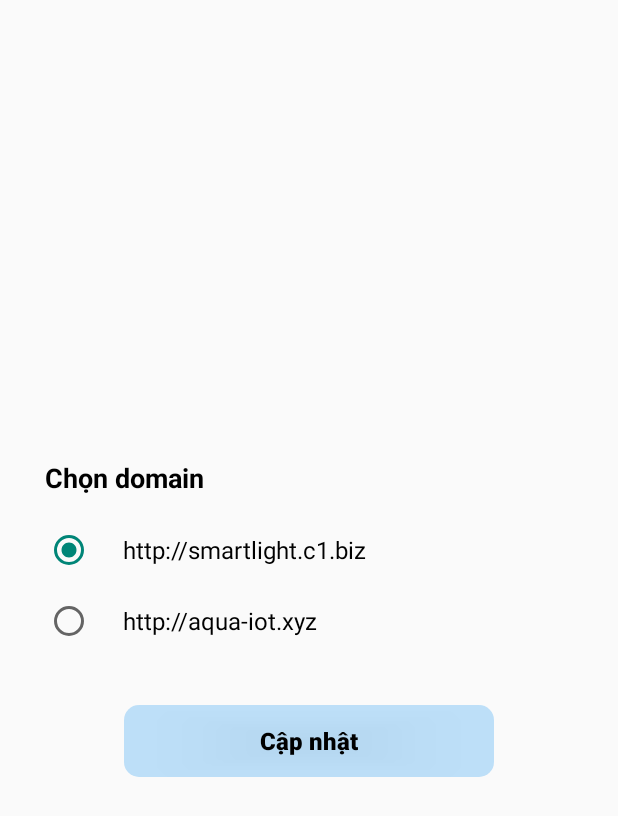
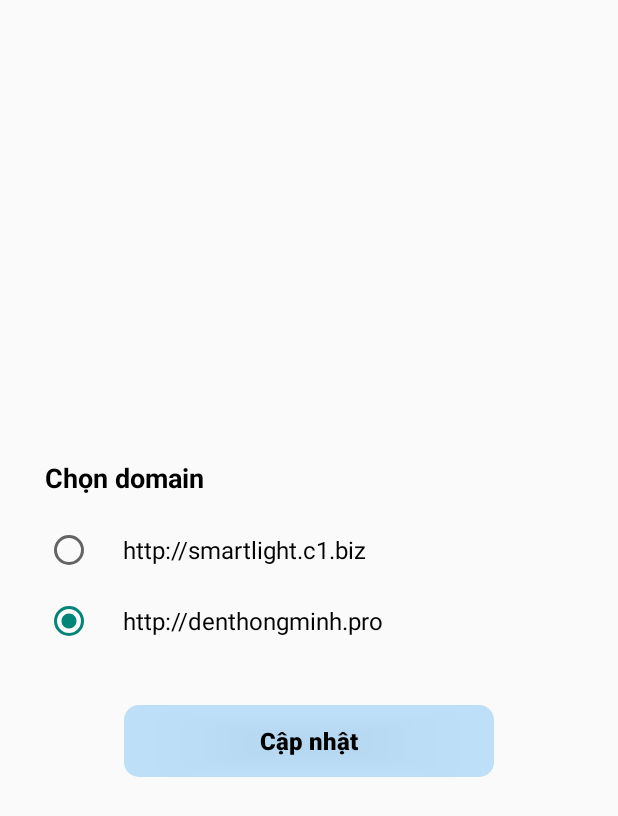
Before and after one commit to lvminh97/SmartLight, an Android app: the SetDomainActivity screen opened directly, with no data from a screen before it, on a phone screen of 412 x 824 dp. Shown: the top 816 px of the screen. Run offline under Robolectric (Android 15) with nearby library versions, the phone set to English and light mode, and no system bars; network calls fail.

Commit message:
Change the default domain to 'http://denthongminh.pro'
Signed-off-by: lvminh97 <lvminh97@gmail.com>

```diff
--- a/app/build.gradle
+++ b/app/build.gradle
@@ -9,7 +9,7 @@ android {
         applicationId "com.example.smartlight"
         minSdk 26
         targetSdk 33
-        versionCode 1
+        versionCode 3
         versionName "1.0.8"
 
         testInstrumentationRunner "androidx.test.runner.AndroidJUnitRunner"
@@ -42,7 +42,6 @@ dependencies {
     implementation 'androidx.lifecycle:lifecycle-viewmodel-ktx:2.5.1'
     implementation 'com.github.PhilJay:MPAndroidChart:v3.1.0'
     implementation 'com.android.volley:volley:1.2.1'
-    implementation 'com.android.support:percent:28.0.0'
     testImplementation 'junit:junit:4.13.2'
     androidTestImplementation 'androidx.test.ext:junit:1.1.4'
     androidTestImplementation 'androidx.test.espresso:espresso-core:3.5.0'
--- a/app/src/main/java/com/example/smartlight/activities/LoginActivity.java
+++ b/app/src/main/java/com/example/smartlight/activities/LoginActivity.java
@@ -58,7 +58,7 @@ public class LoginActivity extends AppCompatActivity implements View.OnClickList
         // get server domain
         Factory.HOST = prefs.getString("host", null);
         if(Factory.HOST == null) {
-            Factory.HOST = "http://smartlight.c1.biz";
+            Factory.HOST = "http://denthongminh.pro";
         }
 
         usernameEd = (EditText) findViewById(R.id.ed_username);
--- a/app/src/main/java/com/example/smartlight/activities/SetDomainActivity.java
+++ b/app/src/main/java/com/example/smartlight/activities/SetDomainActivity.java
@@ -15,7 +15,7 @@ import androidx.appcompat.app.AppCompatActivity;
 
 public class SetDomainActivity extends AppCompatActivity implements View.OnClickListener{
 
-    private final String[] HOST_LIST = {"http://smartlight.c1.biz", "http://aqua-iot.xyz"};
+    private final String[] HOST_LIST = {"http://smartlight.c1.biz", "http://denthongminh.pro"};
 
     private RadioGroup radioGroup;
     private RadioButton domain1Radio, domain2Radio;
--- a/app/src/main/res/layout/activity_set_domain.xml
+++ b/app/src/main/res/layout/activity_set_domain.xml
@@ -47,7 +47,7 @@
             android:paddingLeft="20dp"
             android:textSize="16dp"
             android:textColor="@color/black"
-            android:text="http://aqua-iot.xyz"/>
+            android:text="http://denthongminh.pro"/>
     </RadioGroup>
 
     <Button
```
Also changed, not shown: 1 other file.
